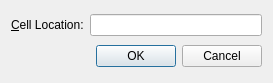
sancheg31/File-Manager, file Dialogs/gotocelldialog.ui: the form before one commit.
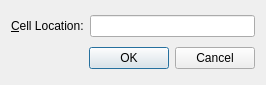
The form after the commit.

```diff
--- a/Dialogs/gotocelldialog.ui
+++ b/Dialogs/gotocelldialog.ui
@@ -1,12 +1,12 @@
 <ui version="4.0" >
  <class>GoToCellDialog</class>
- <widget class="QWidget" name="GoToCellDialog" >
-  <property name="geometry" >
+ <widget class="QWidget" name="GoToCellDialog">
+  <property name="geometry">
    <rect>
     <x>0</x>
     <y>0</y>
-    <width>273</width>
-    <height>83</height>
+    <width>266</width>
+    <height>85</height>
    </rect>
   </property>
   <property name="windowTitle" >
@@ -14,10 +14,10 @@
   </property>
   <layout class="QVBoxLayout" >
    <item>
-    <layout class="QHBoxLayout" >
+    <layout class="QHBoxLayout" name="_2">
      <item>
-      <widget class="QLabel" name="label" >
-       <property name="text" >
+      <widget class="QLabel" name="label">
+       <property name="text">
         <string>&amp;Cell Location:</string>
        </property>
        <property name="buddy" >
@@ -26,7 +26,7 @@
       </widget>
      </item>
      <item>
-      <widget class="QLineEdit" name="lineEdit" />
+      <widget class="QLineEdit" name="lineEdit"/>
      </item>
     </layout>
    </item>
@@ -35,8 +35,8 @@
      <property name="orientation" >
       <enum>Qt::Horizontal</enum>
      </property>
-     <property name="standardButtons" >
-      <set>QDialogButtonBox::Cancel|QDialogButtonBox::NoButton|QDialogButtonBox::Ok</set>
+     <property name="standardButtons">
+      <set>QDialogButtonBox::Cancel|QDialogButtonBox::Ok</set>
      </property>
     </widget>
    </item>
```
Left out of the diff: 13 changed lines with no effect on the pictures.
